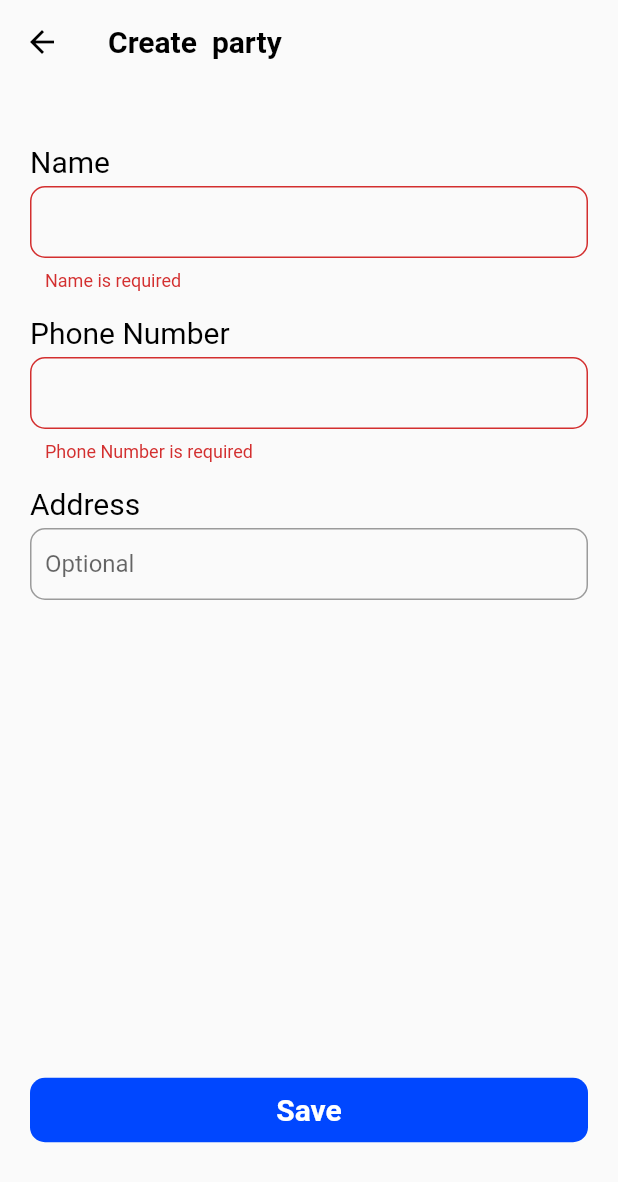
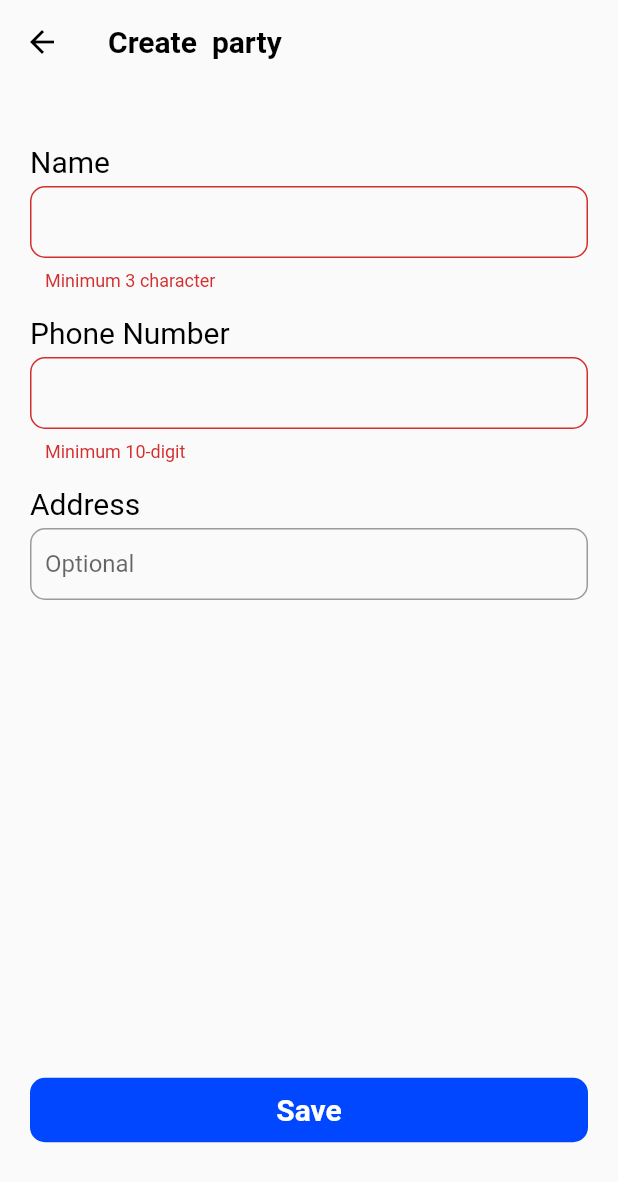
Before and after one commit to Mriganka813/BharatPOS-app, a Flutter app: the CreatePartyPage screen opened directly with empty values, after a tap on "Save", on a phone screen of 412 x 824 dp. Shown: the top 1182 px of the screen. Run offline on Flutter 3.47's test engine with Material 2 defaults, Android fonts, the phone set to English and light mode, and no system bars; our stand-ins replace audioplayers, bloc, cached_network_image, cookie_jar, dio, dio_cookie_manager and 9 more; missing offline and left inert: flutter_barcode_scanner, flutter_html_to_pdf, flutter_pdfview, flutter_vibrate, in_app_update, new_version and 2 more; accounts and stored records are empty.

Commit message:
party & http req display bug fix

```diff
--- a/lib/src/pages/create_party.dart
+++ b/lib/src/pages/create_party.dart
@@ -1,4 +1,5 @@
 import 'package:flutter/material.dart';
+import 'package:flutter/services.dart';
 import 'package:flutter_bloc/flutter_bloc.dart';
 import 'package:shopos/src/blocs/party/party_cubit.dart';
 import 'package:shopos/src/models/input/party_input.dart';
@@ -84,15 +85,26 @@ class _CreatePartyPageState extends State<CreatePartyPage> {
                       onSave: (e) {
                         _partyInput.name = e;
                       },
+                      validator: (e) {
+                        if (e!.length <= 3) {
+                          return "Minimum 3 character";
+                        }
+                      },
                     ),
                     const Divider(color: Colors.transparent),
                     CustomTextField(
                       isLoading: isLoading,
                       inputType: TextInputType.phone,
                       initialValue: widget.args.partyContactNo,
+                      inputFormatters: [LengthLimitingTextInputFormatter(10)],
                       label: 'Phone Number',
                       onSave: (e) {
                         _partyInput.phoneNumber = e;
+                      },
+                      validator: (e) {
+                        if (e!.length < 10) {
+                          return "Minimum 10-digit";
+                        }
                       },
                     ),
                     const Divider(color: Colors.transparent),
--- a/lib/src/services/auth.dart
+++ b/lib/src/services/auth.dart
@@ -56,6 +56,7 @@ class AuthService {
   /// Send sign in request
   ///
   Future<User?> signInRequest(String email, String password) async {
+    print("jhfhfghfhgfghfghfhgfhgf");
     final response = await ApiV1Service.postRequest(
       '/login',
       data: {
@@ -92,7 +93,7 @@ class AuthService {
   ///
   Future<bool> ForgotPasswordChangeRequest(
       String newPassword, String confirmPassword, String phoneNumber) async {
-    print(newPassword + " " + confirmPassword + " " + phoneNumber);
+    // print(newPassword + " " + confirmPassword + " " + phoneNumber);
     final response = await ApiV1Service.putRequest(
       '/password/reset',
       data: {
--- a/lib/src/services/dio_interceptor.dart
+++ b/lib/src/services/dio_interceptor.dart
@@ -9,7 +9,7 @@ class CustomInterceptor extends Interceptor {
         ? err.response?.data['message']
         : err.message;
     const message = "Something went wrong";
-    locator<GlobalServices>().errorSnackBar(errorMessage ?? message);
+    // locator<GlobalServices>().errorSnackBar(errorMessage ?? message);
     return super.onError(err, handler);
   }
 }
```
Also changed, not shown: lib/src/pages/party_list.dart (+9 -2 lines).
